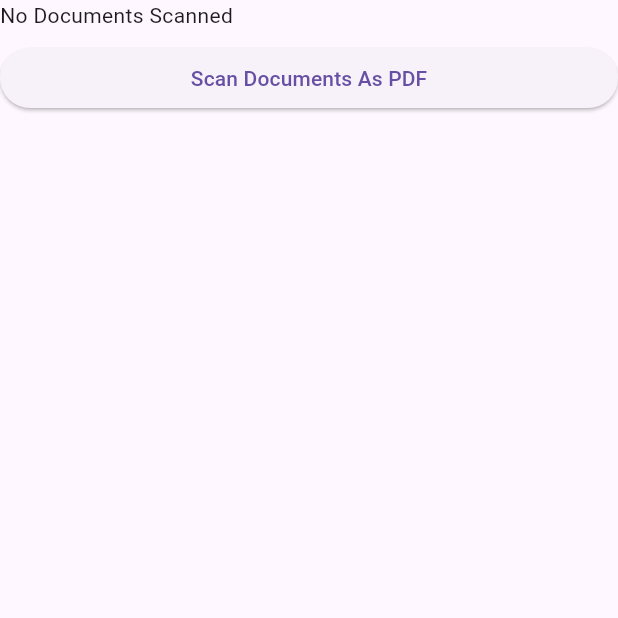
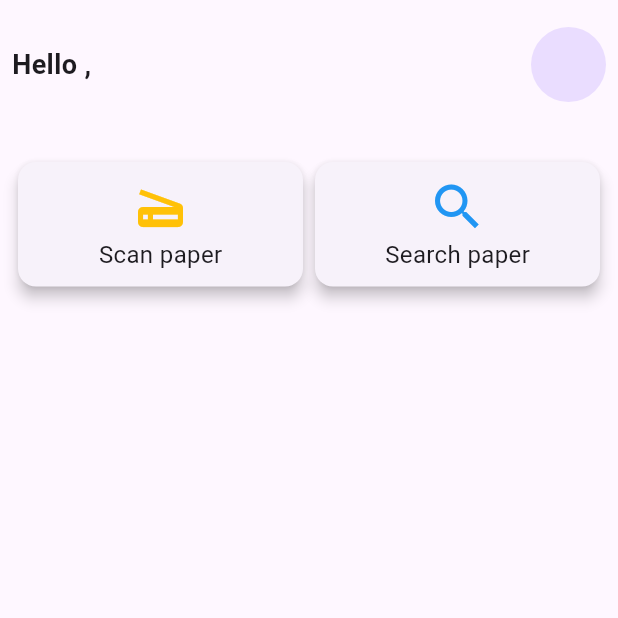
Before and after one commit to nm1999/flutter.nsamizi.portal.app, a Flutter app: the screen it shows after launch, on a phone screen of 412 x 824 dp, the top half of it. Run offline on Flutter 3.47's test engine with Material 3 defaults, Android fonts, the phone set to English and light mode, and no system bars; our stand-ins replace get; missing offline and left inert: flutter_doc_scanner.

Commit message:
redesigns the dashboard and modifies the flow

```diff
--- /dev/null
+++ b/lib/Dashboard.dart
@@ -0,0 +1,78 @@
+import 'package:flutter/material.dart';
+import 'package:get/get.dart';
+import 'package:nsamiziportal/scanDocument.dart';
+
+class Dashboard extends StatefulWidget {
+  const Dashboard({super.key});
+
+  @override
+  State<Dashboard> createState() => _DashboardState();
+}
+
+class _DashboardState extends State<Dashboard> {
+  @override
+  Widget build(BuildContext context) {
+    return Scaffold(
+      body: ListView(
+        children: [
+          SizedBox(height:10,),
+          Padding(
+            padding: const EdgeInsets.all(8.0),
+            child: Row(
+              mainAxisAlignment: MainAxisAlignment.spaceBetween,
+              children: [
+                Text(
+                  "Hello ,",
+                  style: TextStyle(fontSize: 18, fontWeight: FontWeight.bold),
+                ),
+                SizedBox(height: 50, width: 50, child: CircleAvatar()),
+              ],
+            ),
+          ),
+          SizedBox(height: 20),
+          Padding(
+            padding: const EdgeInsets.all(8.0),
+            child: Row(
+              mainAxisAlignment: MainAxisAlignment.spaceBetween,
+              children: [
+                Expanded(
+                  child: InkWell(
+                    onTap: (){
+                      Get.to(ScanDocument());
+                    },
+                    child: Card(
+                      elevation: 4,
+                      child: Container(
+                        padding: EdgeInsets.all(10),
+                        child: Column(
+                          children: [
+                            Icon(Icons.scanner, color: Colors.amber, size: 40),
+                            Text("Scan paper", style: TextStyle(fontSize: 16)),
+                          ],
+                        ),
+                      ),
+                    ),
+                  ),
+                ),
+                Expanded(
+                  child: Card(
+                    elevation: 4,
+                    child: Container(
+                      padding: EdgeInsets.all(10),
+                      child: Column(
+                        children: [
+                          Icon(Icons.search, color: Colors.blue, size: 40),
+                          Text("Search paper", style: TextStyle(fontSize: 16)),
+                        ],
+                      ),
+                    ),
+                  ),
+                ),
+              ],
+            ),
+          ),
+        ],
+      ),
+    );
+  }
+}
--- a/lib/main.dart
+++ b/lib/main.dart
@@ -1,7 +1,7 @@
 import 'dart:async';
 import 'package:get/get.dart';
 import 'package:flutter/material.dart';
-import 'package:nsamiziportal/scanDocument.dart';
+import 'package:nsamiziportal/Dashboard.dart';
 
 void main() {
   runApp(const MyApp());
@@ -11,7 +11,10 @@ class MyApp extends StatelessWidget {
   const MyApp({super.key});
   @override
   Widget build(BuildContext context) {
-    return GetMaterialApp(home: Splashscreen());
+    return GetMaterialApp(
+      debugShowCheckedModeBanner: false,
+      home: Splashscreen(),
+    );
   }
 }
 
@@ -23,32 +26,38 @@ class Splashscreen extends StatefulWidget {
 }
 
 class _SplashscreenState extends State<Splashscreen> {
-
   @override
   void initState() {
     super.initState();
-    Timer(Duration(seconds: 4),(){
-      Get.off(ScanDocument());
+    Timer(Duration(seconds: 4), () {
+      Get.off(Dashboard());
     });
   }
 
   @override
   Widget build(BuildContext context) {
     return Scaffold(
-      body: ListView(
+      body: Center(
+        child: Column(
+          mainAxisAlignment: MainAxisAlignment.center,
+          crossAxisAlignment: CrossAxisAlignment.center,
           children: [
+            SizedBox(height: 30),
             Text(
-            "Nsamizi training institute of social development - Lira Campus",
+              "NTISD - Lira Campus",
+              style: TextStyle(fontSize: 16, fontWeight: FontWeight.bold),
             ),
+            SizedBox(height: 15),
             Center(
               child: SizedBox(
                 width: 30,
                 height: 30,
-              child: CircularProgressIndicator(color: Colors.blueAccent,),
+                child: CircularProgressIndicator(color: Colors.blueAccent),
               ),
             ),
           ],
         ),
+      ),
     );
   }
 }
--- a/lib/scanDocument.dart
+++ b/lib/scanDocument.dart
@@ -29,6 +29,11 @@ class _ScanDocumentState extends State<ScanDocument> {
   }
 
   @override
+  void initState() {
+    super.initState();
+  }
+
+  @override
   Widget build(BuildContext context) {
     return Scaffold(
       body: ListView(
```
Also changed, not shown: pubspec.lock. Lines whose indentation alone changed are shown as unchanged.
